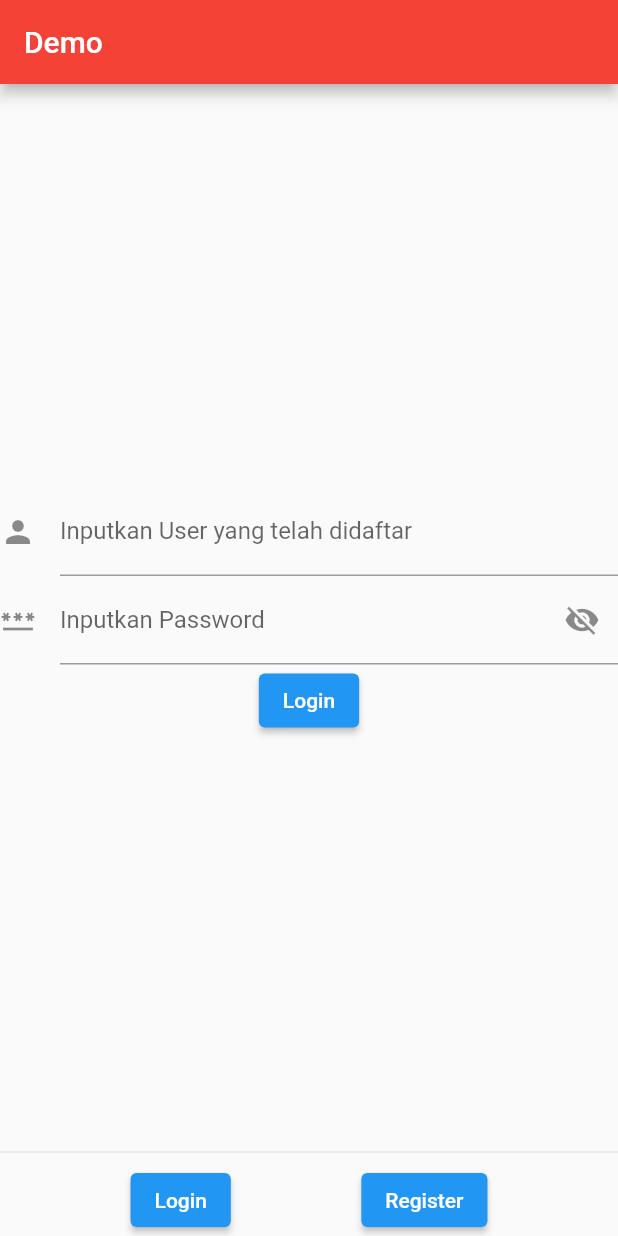
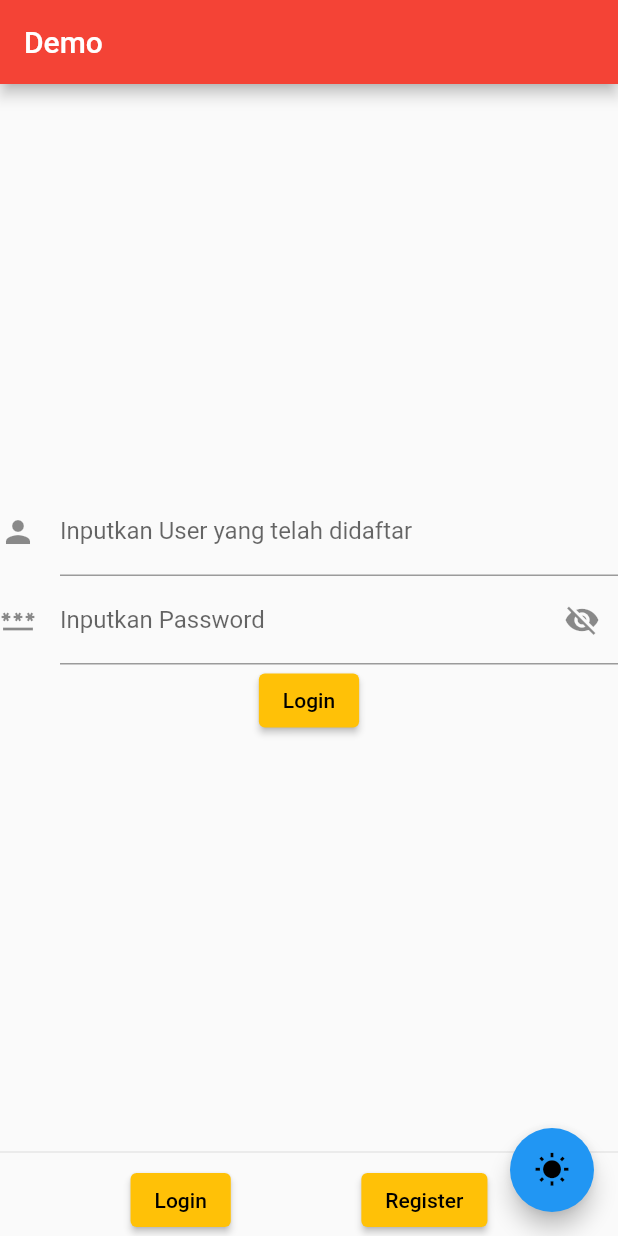
Before and after one commit to nichotacos/PBP_2_Restaurant_Private, a Flutter app: the screen it shows after launch, on a phone screen of 412 x 824 dp. Run offline on Flutter 3.47's test engine with Material 2 defaults, Android fonts, the phone set to English and light mode, and no system bars.

Commit message:
Dark mode & Light Mode

```diff
--- a/lib/login.dart
+++ b/lib/login.dart
@@ -10,6 +10,20 @@ class LoginView extends StatefulWidget {
   State<LoginView> createState() => _LoginViewState();
 }
 
+bool _iconBool = false;
+
+IconData _iconLight = Icons.wb_sunny;
+IconData _iconDark = Icons.nights_stay;
+
+ThemeData _lightTheme = ThemeData(
+  primarySwatch: Colors.amber,
+  brightness: Brightness.light,
+);
+ThemeData _darkTheme = ThemeData(
+  primarySwatch: Colors.red,
+  brightness: Brightness.dark,
+);
+
 class _LoginViewState extends State<LoginView> {
   final _formKey = GlobalKey<FormState>();
   TextEditingController usernameController = TextEditingController();
@@ -19,7 +33,9 @@ class _LoginViewState extends State<LoginView> {
   @override
   Widget build(BuildContext context) {
     Map? dataForm = widget.data;
-    return Scaffold(
+    return MaterialApp(
+      theme: _iconBool ? _darkTheme : _lightTheme,
+      home: Scaffold(
         body: SafeArea(
           child: Column(
             children: [
@@ -91,7 +107,8 @@ class _LoginViewState extends State<LoginView> {
                                       builder: (_) => AlertDialog(
                                         title: const Text('Password Salah'),
                                         content: TextButton(
-                                        onPressed: () => pushRegister(context),
+                                          onPressed: () =>
+                                              pushRegister(context),
                                           child: const Text('Daftar Disini !!'),
                                         ),
                                         actions: <Widget>[
@@ -143,6 +160,18 @@ class _LoginViewState extends State<LoginView> {
             ],
           ),
         ),
+        floatingActionButton: FloatingActionButton(
+          onPressed: () {
+            // Tindakan yang ingin Anda lakukan saat FAB ditekan
+            setState(() {
+              _iconBool = !_iconBool;
+            });
+          }, // Icon yang akan ditampilkan di FAB
+          backgroundColor: Colors.blue,
+          child: Icon(
+              _iconBool ? _iconDark : _iconLight), // Warna latar belakang FAB
+        ),
+      ),
     );
   }
 
--- a/lib/view/homePage.dart
+++ b/lib/view/homePage.dart
@@ -1,6 +1,7 @@
 import 'package:flutter/material.dart';
 import 'package:flutter/services.dart';
 import 'package:pbp_2_restaurant/burger_grid.dart';
+import 'package:pbp_2_restaurant/view/discount.dart';
 
 class HomePage extends StatelessWidget {
   const HomePage({super.key});
@@ -28,6 +29,7 @@ class HomePage extends StatelessWidget {
           children: [
             Positioned(child: _buildHighlight()),
             Positioned(child: _buildCategory()),
+            Positioned(child: MyGridView()),
           ],
         ),
       ),
```
Also changed, not shown: lib/view/discount.dart (added, +166 -0 lines). Lines whose indentation alone changed are shown as unchanged.
